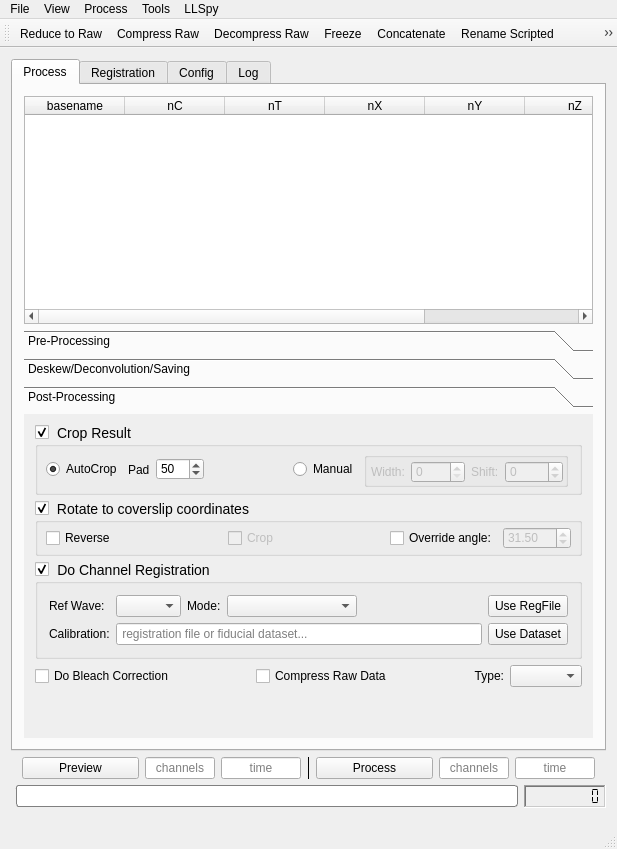
First picture: the form in llspy/gui/main_gui.ui, repository tlambert03/LLSpy, before the edit.
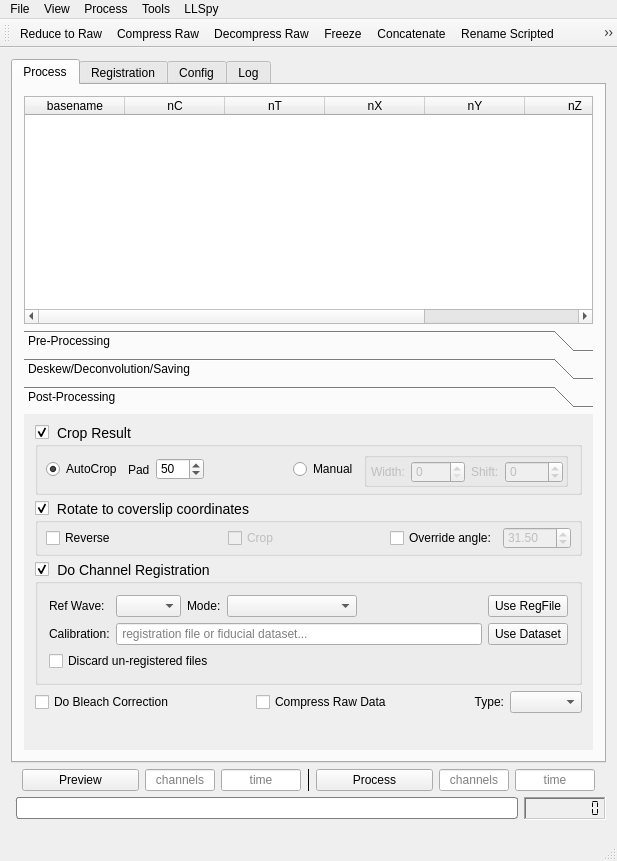
Second picture: the form after the edit. The open tabs and pages were chosen to show the change.

Commit message: add option to delete unregistered files in gui

What changed in the file:
```diff
--- a/llspy/gui/main_gui.ui
+++ b/llspy/gui/main_gui.ui
@@ -7,13 +7,13 @@
     <x>0</x>
     <y>0</y>
     <width>617</width>
-    <height>849</height>
+    <height>861</height>
    </rect>
   </property>
   <property name="minimumSize">
    <size>
     <width>0</width>
-    <height>803</height>
+    <height>861</height>
    </size>
   </property>
   <property name="focusPolicy">
@@ -1147,8 +1147,8 @@
             <rect>
              <x>0</x>
              <y>0</y>
-             <width>534</width>
-             <height>310</height>
+             <width>547</width>
+             <height>337</height>
             </rect>
            </property>
            <attribute name="label">
@@ -1654,6 +1654,21 @@
                  </property>
                 </widget>
                </item>
+               <item row="2" column="0" colspan="5">
+                <widget class="QCheckBox" name="discardUnregisteredCheckBox">
+                 <property name="enabled">
+                  <bool>true</bool>
+                 </property>
+                 <property name="toolTip">
+                  <string>Specify that direction of stage travel
+during stage-scanning is reversed
+from conventional.</string>
+                 </property>
+                 <property name="text">
+                  <string>Discard un-registered files</string>
+                 </property>
+                </widget>
+               </item>
               </layout>
              </widget>
             </item>
```
Left out of the diff: 4 changed lines with no effect on the pictures. The commit also changes 5 other files.
